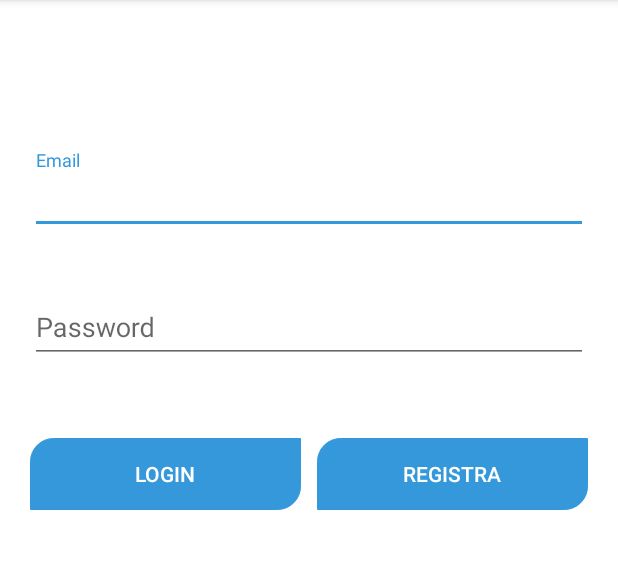
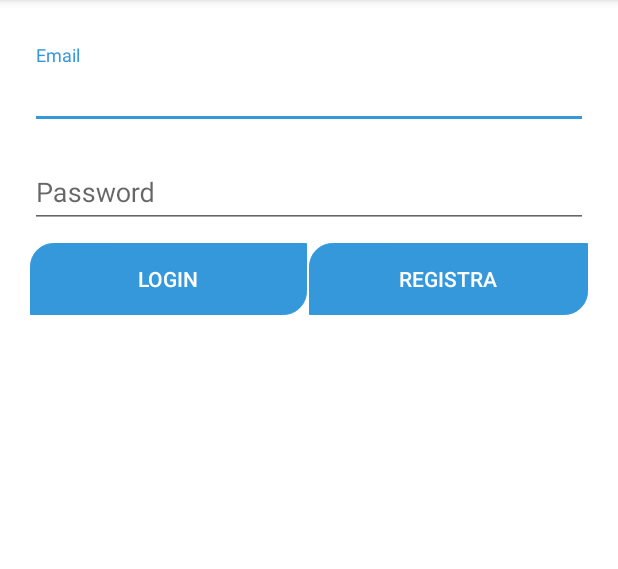
Before and after one commit to DanielePallini/BollettApp, an Android app: the screen it shows after launch (RegistrazioneActivity), on a phone screen of 412 x 824 dp, the part 84-653 px from its top. Run offline under Robolectric (Android 15) with nearby library versions, the phone set to English and light mode, and no system bars; our stand-ins replace Firebase (no records; nobody signed in at launch, a user with empty details on screens opened directly).

Commit message:
Merge branch 'master' of D:\Android\Android Studio Projects with conflicts.

```diff
--- a/app/src/main/res/layout/fragment_login.xml
+++ b/app/src/main/res/layout/fragment_login.xml
@@ -7,7 +7,6 @@
     android:layout_height="match_parent"
     android:orientation="vertical"
     android:padding="20dp"
-
     tools:context=".RegistrazioneActivity">
 
 
@@ -15,7 +14,7 @@
         android:layout_width="match_parent"
         android:layout_height="wrap_content"
         android:hint="Email"
-        android:layout_marginTop="80dp">
+        android:layout_marginTop="10dp">
         <com.google.android.material.textfield.TextInputEditText
             android:layout_width="match_parent"
             android:layout_height="wrap_content"
@@ -27,7 +26,7 @@
     android:layout_width="match_parent"
     android:layout_height="wrap_content"
     android:hint="Password"
-    android:layout_marginTop="30dp">
+    android:layout_marginTop="10dp">
     <com.google.android.material.textfield.TextInputEditText
         android:layout_width="match_parent"
         android:layout_height="wrap_content"
@@ -38,26 +37,25 @@
         android:layout_width="match_parent"
         android:layout_height="wrap_content"
         android:orientation="horizontal"
-        android:layout_marginTop="40dp"
         android:weightSum="2">
     <Button
         android:id="@+id/btn_login"
-        android:layout_width="0dp"
+        android:layout_width="match_parent"
         android:layout_height="wrap_content"
         android:layout_marginTop="10dp"
         android:layout_weight="1"
-        android:layout_marginRight="5dp"
+        android:layout_marginRight="1dp"
+
         android:background="@drawable/rectangular_button_shape"
         android:text="Login"
         android:backgroundTint="#3498db"
         android:textColor="@android:color/white"/>
     <Button
         android:id="@+id/btn_registra"
-        android:layout_width="0dp"
+        android:layout_width="match_parent"
         android:layout_height="wrap_content"
         android:layout_marginTop="10dp"
         android:layout_weight="1"
-        android:layout_marginLeft="5dp"
         android:background="@drawable/rectangular_button_shape"
         android:backgroundTint="#3498db"
         android:text="Registra"
```
Also changed, not shown: app/src/main/java/com/example/login/charts/LineChartItem.java (+6 -2 lines).
